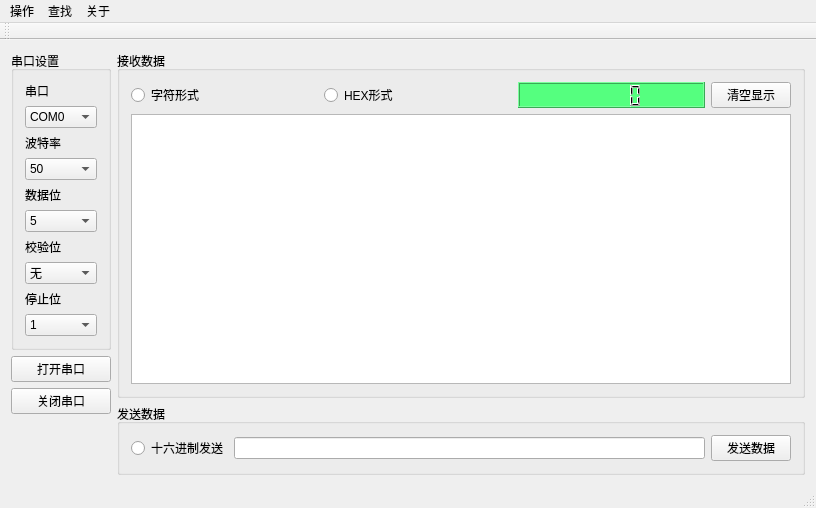
First picture: the form in WinCom/mainwindow.ui, repository Slackti/Qt, before the edit.
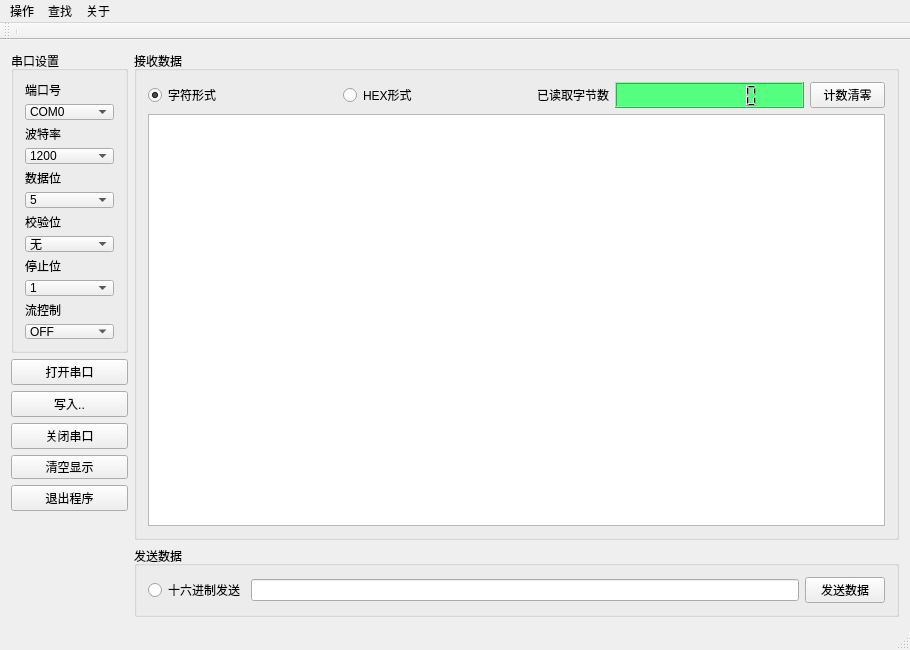
Second picture: the form after the edit. Icons and pictures are not drawn.

The edit to the form file:
```diff
--- a/WinCom/mainwindow.ui
+++ b/WinCom/mainwindow.ui
@@ -6,10 +6,28 @@
    <rect>
     <x>0</x>
     <y>0</y>
-    <width>816</width>
-    <height>508</height>
+    <width>910</width>
+    <height>650</height>
    </rect>
   </property>
+  <property name="sizePolicy">
+   <sizepolicy hsizetype="Fixed" vsizetype="Fixed">
+    <horstretch>0</horstretch>
+    <verstretch>0</verstretch>
+   </sizepolicy>
+  </property>
+  <property name="minimumSize">
+   <size>
+    <width>910</width>
+    <height>650</height>
+   </size>
+  </property>
+  <property name="maximumSize">
+   <size>
+    <width>910</width>
+    <height>650</height>
+   </size>
+  </property>
   <property name="windowTitle">
    <string>MainWindow</string>
   </property>
@@ -25,10 +43,35 @@
           <verstretch>0</verstretch>
          </sizepolicy>
         </property>
+        <property name="font">
+         <font>
+          <weight>50</weight>
+          <bold>false</bold>
+         </font>
+        </property>
         <property name="title">
          <string>串口设置</string>
         </property>
         <layout class="QGridLayout" name="gridLayout">
+         <item row="11" column="0">
+          <widget class="QComboBox" name="flowControlComboBox">
+           <item>
+            <property name="text">
+             <string>OFF</string>
+            </property>
+           </item>
+           <item>
+            <property name="text">
+             <string>HW_CTRL</string>
+            </property>
+           </item>
+           <item>
+            <property name="text">
+             <string>SW_CTRL</string>
+            </property>
+           </item>
+          </widget>
+         </item>
          <item row="0" column="0">
           <widget class="QLabel" name="label">
            <property name="maximumSize">
@@ -38,7 +81,7 @@
             </size>
            </property>
            <property name="text">
-            <string>串口</string>
+            <string>端口号</string>
            </property>
           </widget>
          </item>
@@ -144,46 +187,6 @@
            <property name="currentText">
             <string>9600</string>
            </property>
-           <item>
-            <property name="text">
-             <string>50</string>
-            </property>
-           </item>
-           <item>
-            <property name="text">
-             <string>75</string>
-            </property>
-           </item>
-           <item>
-            <property name="text">
-             <string>110</string>
-            </property>
-           </item>
-           <item>
-            <property name="text">
-             <string>134</string>
-            </property>
-           </item>
-           <item>
-            <property name="text">
-             <string>150</string>
-            </property>
-           </item>
-           <item>
-            <property name="text">
-             <string>200</string>
-            </property>
-           </item>
-           <item>
-            <property name="text">
-             <string>300</string>
-            </property>
-           </item>
-           <item>
-            <property name="text">
-             <string>600</string>
-            </property>
-           </item>
            <item>
             <property name="text">
              <string>1200</string>
@@ -360,6 +363,19 @@
            </item>
           </widget>
          </item>
+         <item row="10" column="0">
+          <widget class="QLabel" name="label_flow">
+           <property name="maximumSize">
+            <size>
+             <width>16777215</width>
+             <height>20</height>
+            </size>
+           </property>
+           <property name="text">
+            <string>流控制</string>
+           </property>
+          </widget>
+         </item>
         </layout>
        </widget>
       </item>
@@ -376,6 +392,20 @@
           </property>
          </widget>
         </item>
+        <item>
+         <widget class="QPushButton" name="write2fileButton">
+          <property name="text">
+           <string>写入..</string>
+          </property>
+          <property name="icon">
+           <iconset resource="resource.qrc">
+            <normaloff>:/icon/resource/write2file.png</normaloff>:/icon/resource/write2file.png</iconset>
+          </property>
+          <property name="checkable">
+           <bool>true</bool>
+          </property>
+         </widget>
+        </item>
         <item>
          <widget class="QPushButton" name="closeMyComBtn">
           <property name="text">
@@ -388,17 +418,57 @@
          </widget>
         </item>
         <item>
-         <spacer name="verticalSpacer">
-          <property name="orientation">
-           <enum>Qt::Vertical</enum>
+         <widget class="QPushButton" name="clearShowBtn">
+          <property name="sizePolicy">
+           <sizepolicy hsizetype="Minimum" vsizetype="Minimum">
+            <horstretch>0</horstretch>
+            <verstretch>0</verstretch>
+           </sizepolicy>
           </property>
-          <property name="sizeHint" stdset="0">
+          <property name="maximumSize">
            <size>
-            <width>20</width>
-            <height>40</height>
+            <width>16777215</width>
+            <height>24</height>
            </size>
           </property>
-         </spacer>
+          <property name="text">
+           <string>清空显示</string>
+          </property>
+          <property name="icon">
+           <iconset resource="resource.qrc">
+            <normaloff>:/icon/resource/cleanport.png</normaloff>:/icon/resource/cleanport.png</iconset>
+          </property>
+         </widget>
+        </item>
+        <item>
+         <widget class="QPushButton" name="exitBtn">
+          <property name="text">
+           <string>退出程序</string>
+          </property>
+          <property name="icon">
+           <iconset resource="resource.qrc">
+            <normaloff>:/icon/resource/exit.png</normaloff>:/icon/resource/exit.png</iconset>
+          </property>
+         </widget>
+        </item>
+        <item>
+         <widget class="QLabel" name="label_movie">
+          <property name="minimumSize">
+           <size>
+            <width>100</width>
+            <height>100</height>
+           </size>
+          </property>
+          <property name="maximumSize">
+           <size>
+            <width>100</width>
+            <height>100</height>
+           </size>
+          </property>
+          <property name="text">
+           <string/>
+          </property>
+         </widget>
         </item>
        </layout>
       </item>
@@ -419,6 +489,9 @@
              <property name="text">
               <string>字符形式</string>
              </property>
+             <property name="checked">
+              <bool>true</bool>
+             </property>
             </widget>
            </item>
            <item>
@@ -428,35 +501,48 @@
              </property>
             </widget>
            </item>
+           <item>
+            <widget class="QLabel" name="label_7">
+             <property name="sizePolicy">
+              <sizepolicy hsizetype="Maximum" vsizetype="Preferred">
+               <horstretch>0</horstretch>
+               <verstretch>0</verstretch>
+              </sizepolicy>
+             </property>
+             <property name="maximumSize">
+              <size>
+               <width>72</width>
+               <height>16777215</height>
+              </size>
+             </property>
+             <property name="text">
+              <string>已读取字节数</string>
+             </property>
+            </widget>
+           </item>
            <item>
             <widget class="QLCDNumber" name="recvbyteslcdNumber">
              <property name="styleSheet">
               <string notr="true">background-color: rgb(85, 255, 127);</string>
              </property>
+             <property name="smallDecimalPoint">
+              <bool>false</bool>
+             </property>
+             <property name="digitCount">
+              <number>8</number>
+             </property>
             </widget>
            </item>
            <item>
-            <widget class="QPushButton" name="clearShowBtn">
-             <property name="sizePolicy">
-              <sizepolicy hsizetype="Minimum" vsizetype="Minimum">
-               <horstretch>0</horstretch>
-               <verstretch>0</verstretch>
-              </sizepolicy>
-             </property>
-             <property name="minimumSize">
+            <widget class="QPushButton" name="clearBytesBtn">
+             <property name="maximumSize">
               <size>
                <width>75</width>
-               <height>25</height>
-              </size>
-             </property>
-             <property name="maximumSize">
-              <size>
-               <width>80</width>
                <height>16777215</height>
               </size>
              </property>
              <property name="text">
-              <string>清空显示</string>
+              <string>计数清零</string>
              </property>
              <property name="icon">
               <iconset>
@@ -467,7 +553,17 @@
           </layout>
          </item>
          <item row="1" column="0">
-          <widget class="QTextBrowser" name="textBrowser"/>
+          <widget class="QTextBrowser" name="textBrowser">
+           <property name="minimumSize">
+            <size>
+             <width>650</width>
+             <height>290</height>
+            </size>
+           </property>
+           <property name="sizeAdjustPolicy">
+            <enum>QAbstractScrollArea::AdjustToContents</enum>
+           </property>
+          </widget>
          </item>
         </layout>
        </widget>
@@ -531,8 +627,8 @@
     <rect>
      <x>0</x>
      <y>0</y>
-     <width>816</width>
-     <height>23</height>
+     <width>910</width>
+     <height>18</height>
     </rect>
    </property>
    <widget class="QMenu" name="menu">
@@ -574,6 +670,7 @@
    <attribute name="toolBarBreak">
     <bool>false</bool>
    </attribute>
+   <addaction name="separator"/>
   </widget>
   <widget class="QStatusBar" name="statusBar"/>
   <action name="actionAddPort">
```
Left out of the diff: 134 changed lines with no effect on the pictures.
